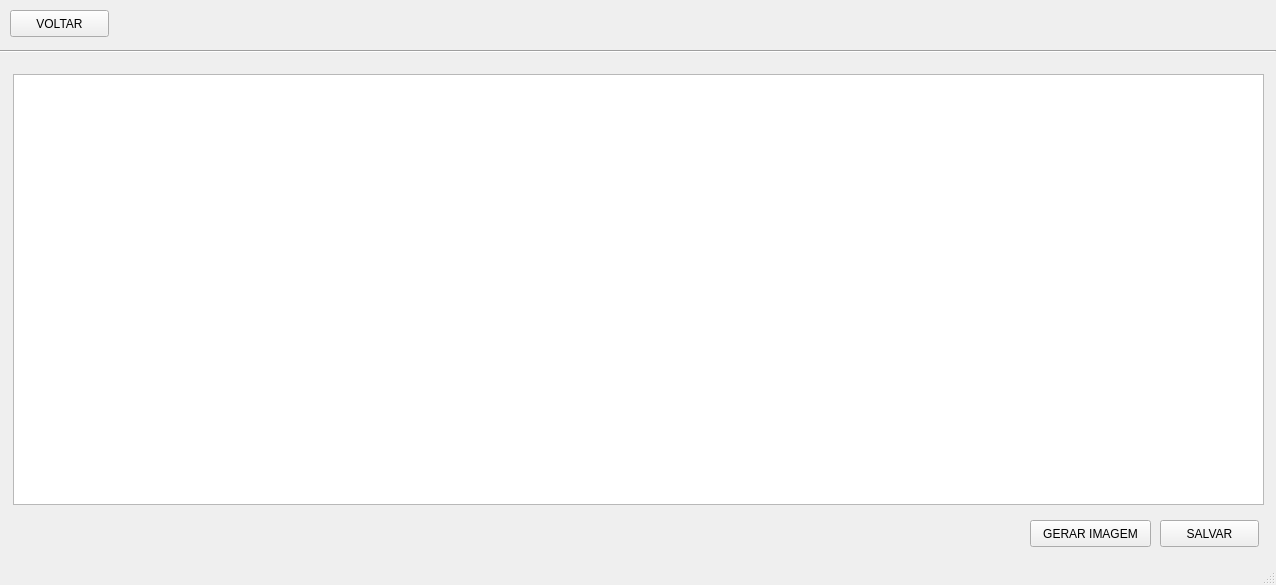
First picture: the form in Telas/.ui/tela_resultado.ui, repository PedroAzevedo141/GeMapCom, before the edit.
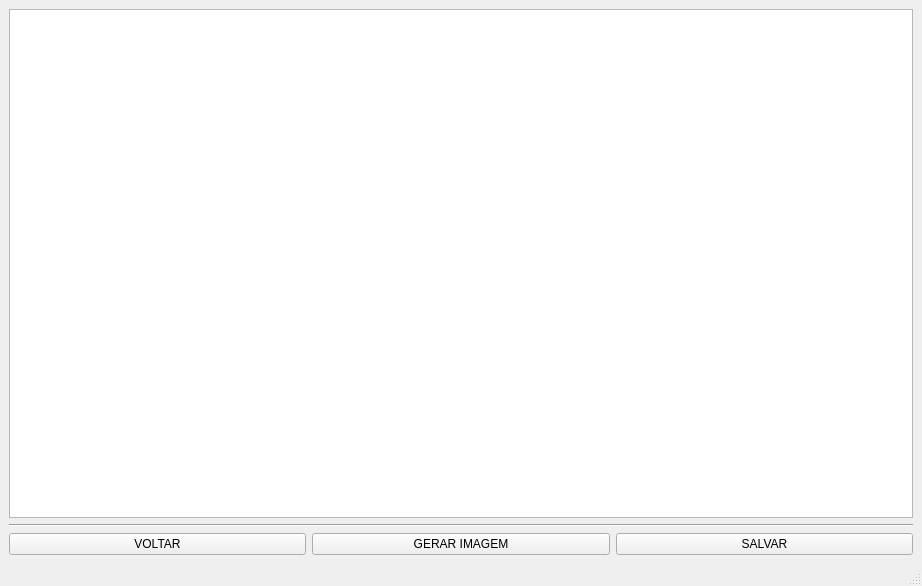
Second picture: the form after the edit. Icons and pictures are not drawn.

Commit message: Atualização das telas da ferramenta. Etapa 01

Diff of the .ui file:
```diff
--- a/Telas/.ui/tela_resultado.ui
+++ b/Telas/.ui/tela_resultado.ui
@@ -6,93 +6,71 @@
    <rect>
     <x>0</x>
     <y>0</y>
-    <width>1276</width>
-    <height>585</height>
+    <width>922</width>
+    <height>586</height>
    </rect>
   </property>
   <property name="windowTitle">
    <string>MainWindow</string>
   </property>
   <widget class="QWidget" name="centralwidget">
+   <layout class="QGridLayout" name="gridLayout">
+    <item row="0" column="0">
+     <layout class="QVBoxLayout" name="verticalLayout">
+      <item>
    <widget class="QTextEdit" name="setar_resultado">
-    <property name="geometry">
-     <rect>
-      <x>13</x>
-      <y>74</y>
-      <width>1251</width>
-      <height>431</height>
-     </rect>
-    </property>
     <property name="readOnly">
      <bool>true</bool>
     </property>
    </widget>
-   <widget class="QPushButton" name="botao_voltar">
-    <property name="geometry">
-     <rect>
-      <x>10</x>
-      <y>10</y>
-      <width>99</width>
-      <height>27</height>
-     </rect>
-    </property>
-    <property name="text">
-     <string>VOLTAR</string>
-    </property>
-    <property name="icon">
-     <iconset>
-      <normaloff>../images/voltar.png</normaloff>../images/voltar.png</iconset>
-    </property>
-   </widget>
+      </item>
+      <item>
    <widget class="Line" name="line">
-    <property name="geometry">
-     <rect>
-      <x>0</x>
-      <y>50</y>
-      <width>1276</width>
-      <height>3</height>
-     </rect>
-    </property>
     <property name="orientation">
      <enum>Qt::Horizontal</enum>
     </property>
    </widget>
-   <widget class="QPushButton" name="botao_salvar">
-    <property name="geometry">
-     <rect>
-      <x>1160</x>
-      <y>520</y>
-      <width>99</width>
-      <height>27</height>
-     </rect>
+      </item>
+      <item>
+       <layout class="QHBoxLayout" name="horizontalLayout">
+        <item>
+         <widget class="QPushButton" name="botao_voltar">
+          <property name="cursor">
+           <cursorShape>PointingHandCursor</cursorShape>
+          </property>
+          <property name="autoFillBackground">
+           <bool>false</bool>
     </property>
     <property name="text">
-     <string>SALVAR</string>
-    </property>
-   </widget>
+           <string>VOLTAR</string>
+          </property>
+         </widget>
+        </item>
+        <item>
    <widget class="QPushButton" name="bota_gerar_imagem">
-    <property name="geometry">
-     <rect>
-      <x>1030</x>
-      <y>520</y>
-      <width>121</width>
-      <height>27</height>
-     </rect>
+          <property name="cursor">
+           <cursorShape>PointingHandCursor</cursorShape>
     </property>
     <property name="text">
      <string>GERAR IMAGEM</string>
     </property>
    </widget>
-  </widget>
-  <widget class="QMenuBar" name="menubar">
-   <property name="geometry">
-    <rect>
-     <x>0</x>
-     <y>0</y>
-     <width>1276</width>
-     <height>25</height>
-    </rect>
-   </property>
+        </item>
+        <item>
+         <widget class="QPushButton" name="botao_salvar">
+          <property name="cursor">
+           <cursorShape>PointingHandCursor</cursorShape>
+          </property>
+          <property name="text">
+           <string>SALVAR</string>
+          </property>
+         </widget>
+        </item>
+       </layout>
+      </item>
+     </layout>
+    </item>
+   </layout>
   </widget>
   <widget class="QStatusBar" name="statusbar"/>
  </widget>
```
Left out of the diff: 2 changed lines with no effect on the pictures. Lines whose indentation alone changed are shown as unchanged. The commit also changes 16 other files.
